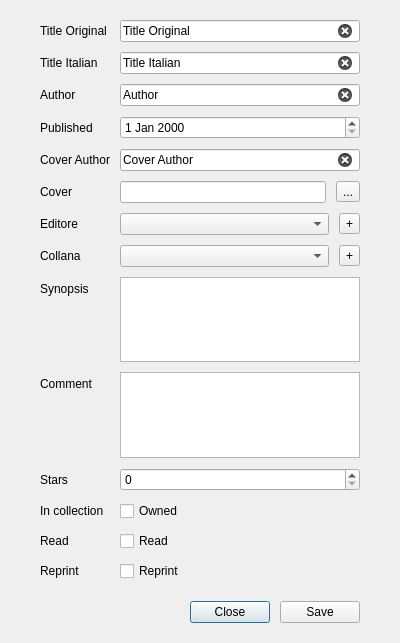
Old version of the form ui/BookEditor.ui in the repository giovortu/Urania.
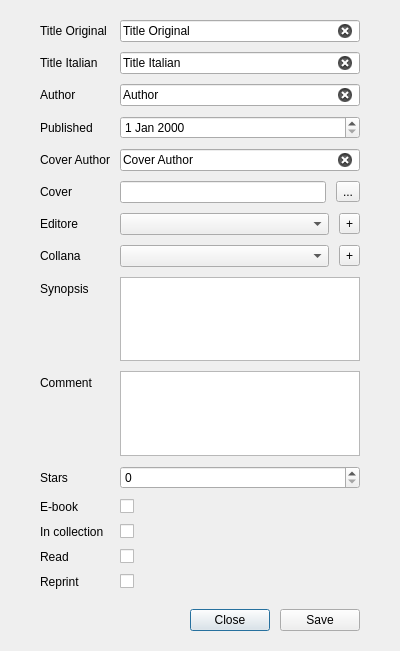
New version of the form.

Commit message: Improvements Added 'digital' field

```diff
--- a/ui/BookEditor.ui
+++ b/ui/BookEditor.ui
@@ -7,7 +7,7 @@
     <x>0</x>
     <y>0</y>
     <width>400</width>
-    <height>643</height>
+    <height>651</height>
    </rect>
   </property>
   <layout class="QVBoxLayout" name="verticalLayout">
@@ -67,10 +67,10 @@
        </property>
       </widget>
      </item>
-     <item row="14" column="1">
+     <item row="15" column="1">
       <widget class="QCheckBox" name="ownedCheckbox">
        <property name="text">
-        <string>Owned</string>
+        <string/>
        </property>
       </widget>
      </item>
@@ -104,17 +104,17 @@
        </property>
       </widget>
      </item>
-     <item row="15" column="1">
-      <widget class="QCheckBox" name="readCheckbox">
-       <property name="text">
-        <string>Read</string>
-       </property>
-      </widget>
-     </item>
      <item row="16" column="1">
+      <widget class="QCheckBox" name="readCheckbox">
+       <property name="text">
+        <string/>
+       </property>
+      </widget>
+     </item>
+     <item row="17" column="1">
       <widget class="QCheckBox" name="reprintCheckbox">
        <property name="text">
-        <string>Reprint</string>
+        <string/>
        </property>
       </widget>
      </item>
@@ -184,21 +184,21 @@
        </property>
       </widget>
      </item>
-     <item row="14" column="0">
+     <item row="15" column="0">
       <widget class="QLabel" name="label_9">
        <property name="text">
         <string>In collection</string>
        </property>
       </widget>
      </item>
-     <item row="15" column="0">
-      <widget class="QLabel" name="label_10">
-       <property name="text">
-        <string>Read</string>
-       </property>
-      </widget>
-     </item>
      <item row="16" column="0">
+      <widget class="QLabel" name="label_10">
+       <property name="text">
+        <string>Read</string>
+       </property>
+      </widget>
+     </item>
+     <item row="17" column="0">
       <widget class="QLabel" name="label_11">
        <property name="text">
         <string>Reprint</string>
@@ -302,6 +302,20 @@
        </property>
       </widget>
      </item>
+     <item row="14" column="0">
+      <widget class="QLabel" name="label_15">
+       <property name="text">
+        <string>E-book</string>
+       </property>
+      </widget>
+     </item>
+     <item row="14" column="1">
+      <widget class="QCheckBox" name="isDigitalCheck">
+       <property name="text">
+        <string/>
+       </property>
+      </widget>
+     </item>
     </layout>
    </item>
    <item>
```
The commit also changes 17 other files.
